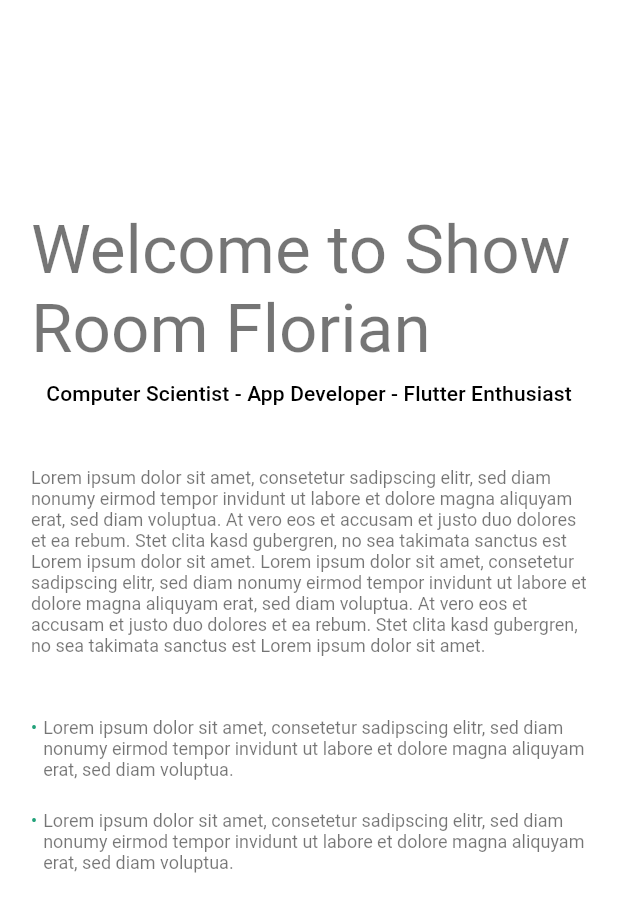
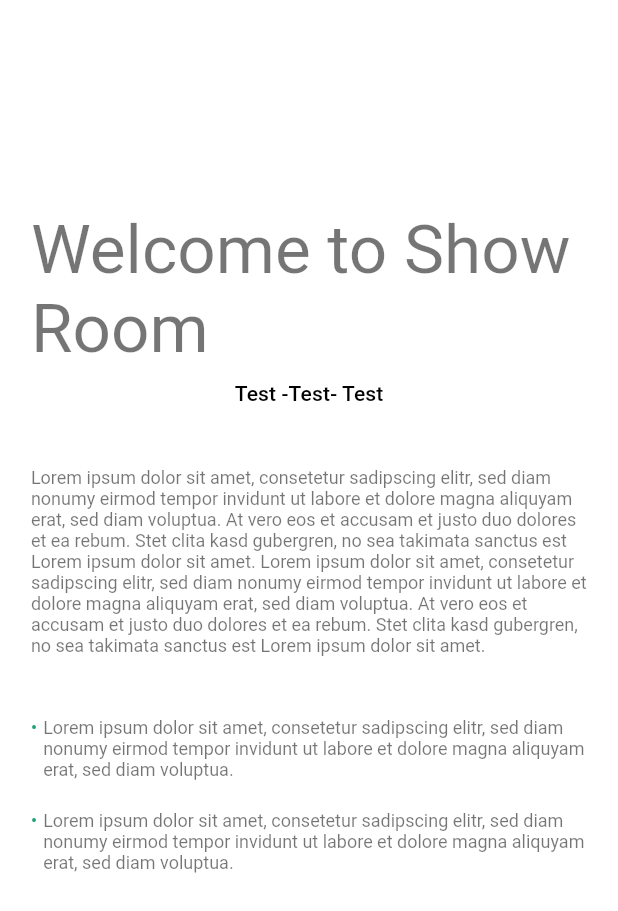
Before and after one commit to FathiAyari/FlutterWeb, a Flutter app: the screen it shows after launch, on a phone screen of 412 x 824 dp, the part 325-1236 px from its top. Run offline on Flutter 3.47's test engine with Material 2 defaults, Android fonts, the phone set to English and light mode, and no system bars; drawn by our look-alikes of scrollable_positioned_list; our stand-ins replace font_awesome_flutter, motion_toast, url_launcher_web; missing offline and left inert: firebase, hovering; accounts and stored records are empty.

Commit message:
Mouna Flutter web site

```diff
--- a/lib/temp/homepage.dart
+++ b/lib/temp/homepage.dart
@@ -39,10 +39,7 @@ class _HomePageState extends State<HomePage>
       tab: CustomTab(title: 'About'),
       content: AboutView(),
     ),
-    ContentView(
-      tab: CustomTab(title: 'Projects'),
-      content: ProjectsView(),
-    )
+
   ];
 
   @override
@@ -98,7 +95,7 @@ class _HomePageState extends State<HomePage>
             ),
             ElevatedButton(onPressed: (){
               Navigator.of(context).push(MaterialPageRoute(builder: (context) => LoginScreen()));
-            }, child: Text("Logindd")),
+            }, child: Text("Login")),
 
           ],
         ),
--- a/lib/temp/views/home_view.dart
+++ b/lib/temp/views/home_view.dart
@@ -39,11 +39,11 @@ class _HomeViewState extends State<HomeView> {
                   children: [
                     header(getFontSize(true)),
                     SizedBox(height: screenHeight * 0.05),
-                    subHeader('Computer Scientist.', getFontSize(false)),
+                    subHeader('test', getFontSize(false)),
                     SizedBox(height: screenHeight * 0.01),
-                    subHeader('App Developer.', getFontSize(false)),
+                    subHeader('test', getFontSize(false)),
                     SizedBox(height: screenHeight * 0.01),
-                    subHeader('Flutter Enthusiast.', getFontSize(false)),
+                    subHeader('test', getFontSize(false)),
                     SizedBox(height: screenHeight * 0.1),
                   ],
                 ),
@@ -64,7 +64,7 @@ class _HomeViewState extends State<HomeView> {
         SizedBox(height: screenHeight * 0.02),
         header(30),
         SizedBox(height: screenHeight * 0.01),
-        subHeader('Computer Scientist - App Developer - Flutter Enthusiast', 15)
+        subHeader('Test -Test- Test', 15)
       ],
     );
   }
@@ -118,7 +118,7 @@ class _HomeViewState extends State<HomeView> {
         style: ThemeSelector.selectHeadline(context),
         children: <TextSpan>[
           TextSpan(text: 'Welcome to Show Room '),
-          TextSpan(text: 'Florian',),
+
 
         ],
       ),
```
Also changed, not shown: lib/temp/widgets/bottom_bar.dart (+3 -8 lines).
